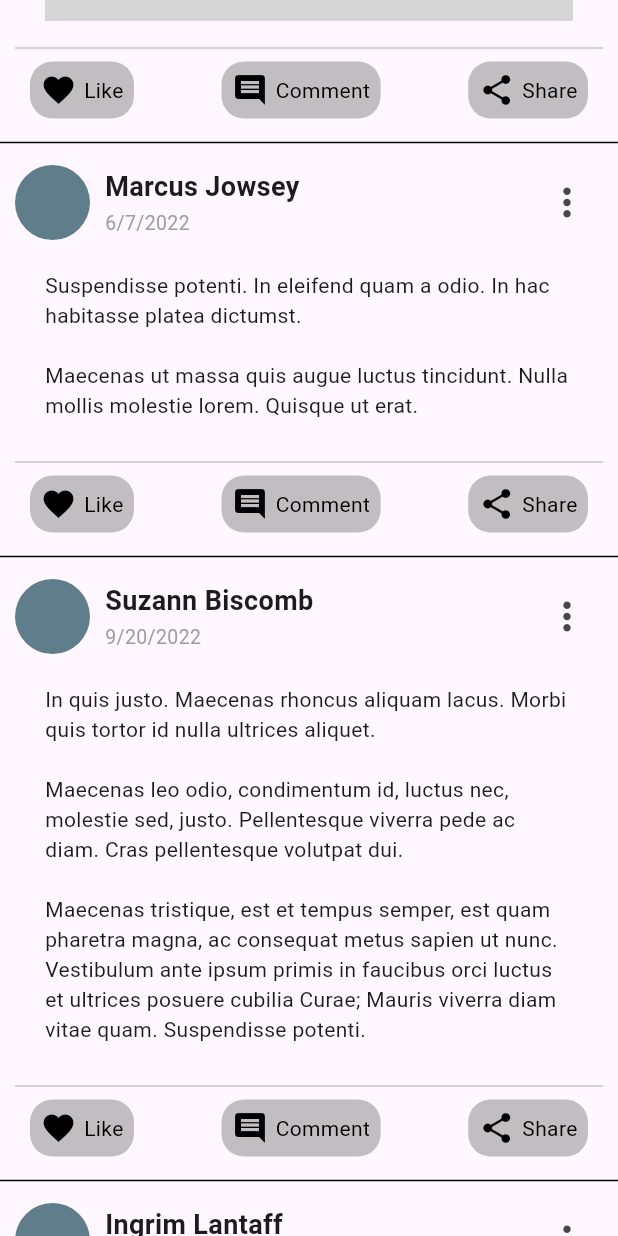
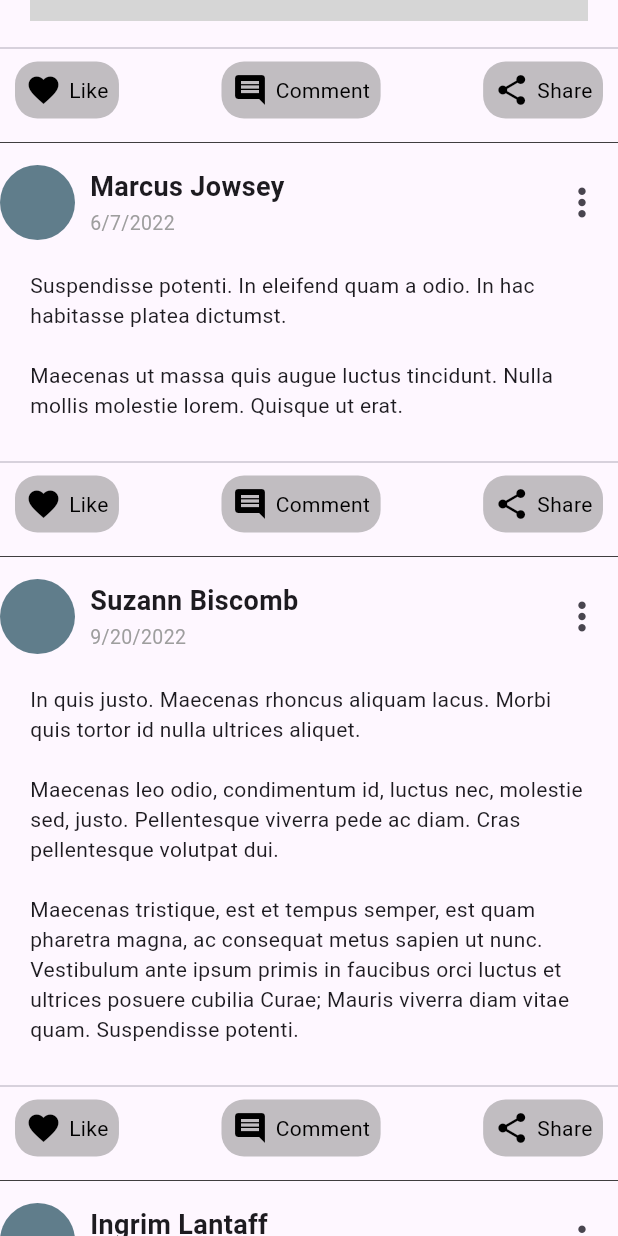
Before and after one commit to Amr-3li/Linkify-Social-Media-App, a Flutter app: the PostsList widget shown alone on an empty page, opened directly, scrolled down 1728 dp, on a phone screen of 412 x 824 dp. Run offline on Flutter 3.47's test engine with Material 3 defaults, Android fonts, the phone set to English and light mode, and no system bars; drawn by our look-alikes of cached_network_image; our stand-ins replace bloc, cloud_firestore, device_preview, dio, firebase_auth, firebase_core and 2 more; accounts and stored records are empty; network calls fail; grey boxes are pictures that could not be loaded.

```diff
--- a/lib/Features/home/presentation/view/widgets/posts_list.dart
+++ b/lib/Features/home/presentation/view/widgets/posts_list.dart
@@ -20,11 +20,10 @@ class _PostsListState extends State<PostsList> {
           return Column(
             children: [
               Padding(
-                padding:
-                    const EdgeInsets.symmetric(vertical: 10.0, horizontal: 10),
+                padding: const EdgeInsets.only(bottom: 10, top: 10),
                 child: PostContainer(post: posts[index]),
               ),
-              const Divider(height: 10, thickness: 1, color: Colors.black),
+              const Divider(height: 10, thickness: 0.5, color: Colors.black),
             ],
           );
         });
```
Also changed, not shown: lib/Features/home/presentation/view/widgets/home_page_body.dart (+10 -3 lines).
